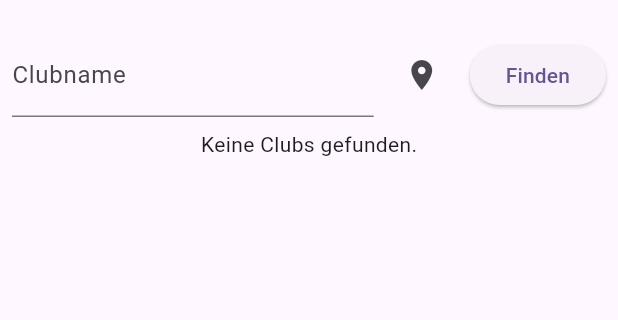
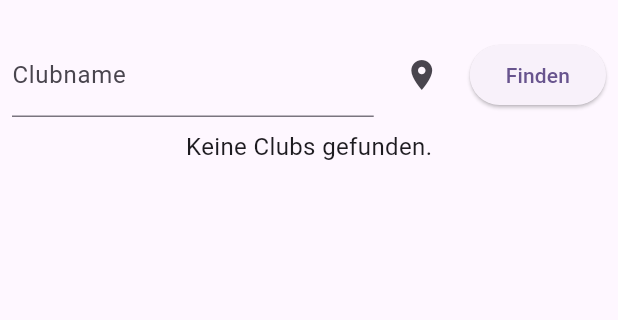
Before and after one commit to JohannesWeizenegger/MobileDev-ClubRating, a Flutter app: the CustomerPage screen opened directly, on a phone screen of 412 x 824 dp, the part 63-383 px from its top. Run offline on Flutter 3.47's test engine with Material 3 defaults, Android fonts, the phone set to English and light mode, and no system bars; our stand-ins replace cloud_firestore, firebase_auth, firebase_core, firebase_storage, image_picker, sign_in_button; missing offline and left inert: canna_club_rating; accounts and stored records are empty.

```diff
--- a/lib/pages/customer_page.dart
+++ b/lib/pages/customer_page.dart
@@ -296,7 +296,14 @@ class _CustomerPageState extends State<CustomerPage> {
             if (isLoading)
               const Center(child: CircularProgressIndicator())
             else if (clubs.isEmpty)
-              const Center(child: Text("Keine Clubs gefunden."))
+              const Center(
+                child: Text(
+                  "Keine Clubs gefunden.",
+                  style: TextStyle(
+                    fontSize: 16.0, // Ändere die Schriftgröße hier
+                  ),
+                ),
+              )
             else
               ListView.builder(
                 physics: const NeverScrollableScrollPhysics(),
```
Also changed, not shown: lib/pages/club_detail_page.dart (+34 -21 lines), lib/pages/firebase_service.dart (+0 -14 lines), lib/pages/registered_club_page.dart (+34 -5 lines).
